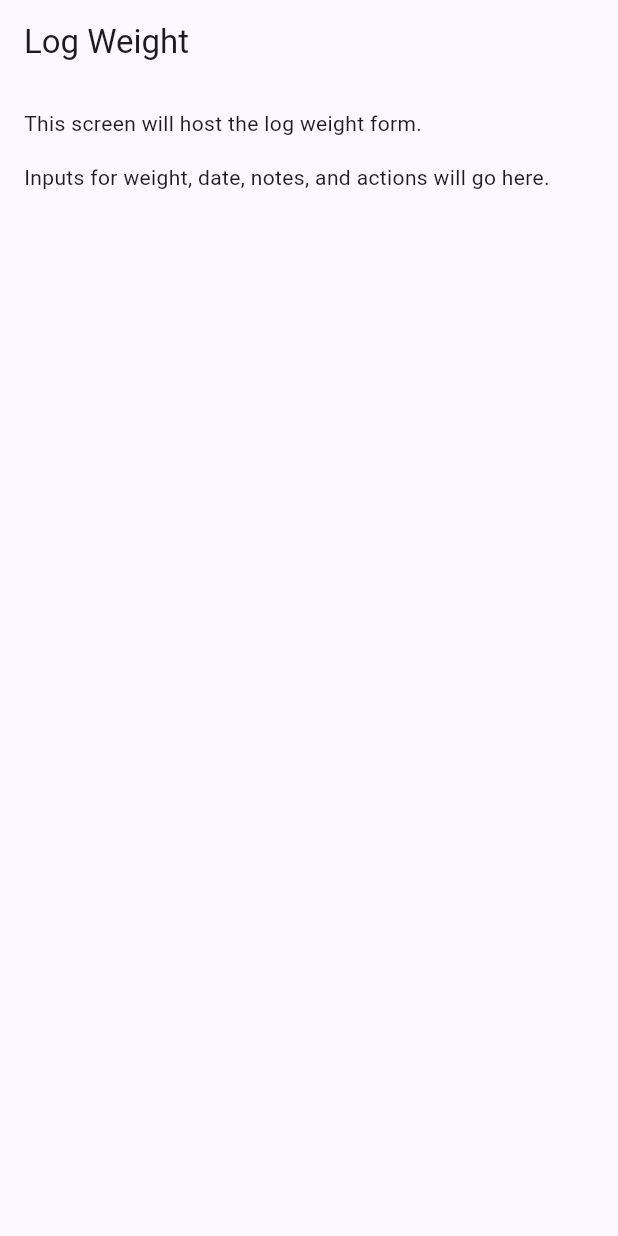
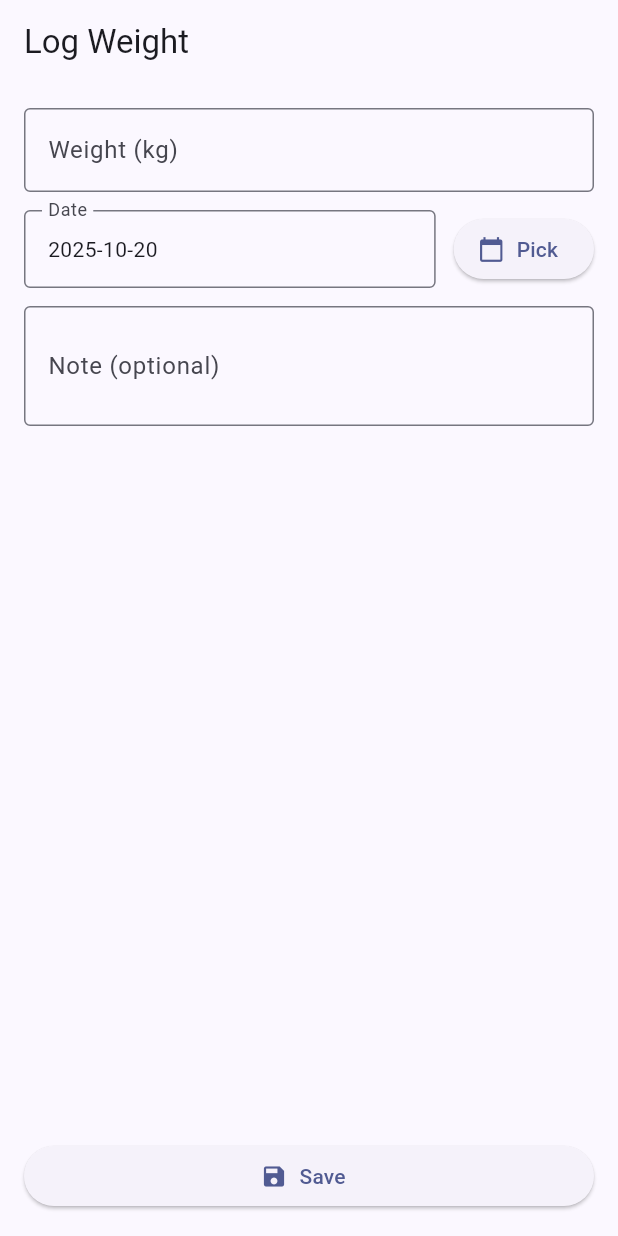
Before and after one commit to shibbys/codex-pilot, a Flutter app: the screen it shows after launch, after a tap on "Log Weight", on a phone screen of 412 x 824 dp. Run offline on Flutter 3.47's test engine with Material 3 defaults, Android fonts, the light colour scheme and no system bars; our stand-ins replace drift, flutter_local_notifications, flutter_riverpod, go_router, permission_handler, shared_preferences and 1 more; accounts and stored records are empty; generated files the repository leaves out were written again.

Commit message:
Weight logging: add DB methods (insert/watch); implement Log Entry form; show latest weight on Dashboard; list entries in History

```diff
--- a/app/lib/data/local/app_database.dart
+++ b/app/lib/data/local/app_database.dart
@@ -21,6 +21,35 @@ class AppDatabase extends _$AppDatabase {
 
   @override
   int get schemaVersion => 1;
+
+  // Weight entries API
+  Future<int> addWeightEntry({
+    required DateTime date,
+    required double weightKg,
+    String? note,
+  }) {
+    return into(weightEntries).insert(
+      WeightEntriesCompanion.insert(
+        entryDate: date,
+        weightKg: weightKg,
+        note: Value(note),
+      ),
+    );
+  }
+
+  Stream<WeightEntriesData?> watchLatestEntry() {
+    final query = (select(weightEntries)
+          ..orderBy([(t) => OrderingTerm.desc(t.entryDate)])
+          ..limit(1))
+        .watchSingleOrNull();
+    return query;
+  }
+
+  Stream<List<WeightEntriesData>> watchAllEntries() {
+    return (select(weightEntries)
+          ..orderBy([(t) => OrderingTerm.desc(t.entryDate)]))
+        .watch();
+  }
 }
 
 LazyDatabase _openConnection() {
--- a/app/lib/features/dashboard/presentation/dashboard_page.dart
+++ b/app/lib/features/dashboard/presentation/dashboard_page.dart
@@ -1,17 +1,26 @@
 import 'package:flutter/material.dart';
+import 'package:flutter_riverpod/flutter_riverpod.dart';
 import 'package:go_router/go_router.dart';
 import '../../history/presentation/history_page.dart';
 import '../../settings/presentation/settings_page.dart';
 import '../../log_entry/presentation/log_entry_page.dart';
+import '../../../data/local/app_database.dart';
 
-class DashboardPage extends StatelessWidget {
+final latestEntryProvider = StreamProvider<WeightEntriesData?>((ref) {
+  final db = ref.watch(appDatabaseProvider);
+  return db.watchLatestEntry();
+});
+
+class DashboardPage extends ConsumerWidget {
   const DashboardPage({super.key});
 
   static const String routePath = '/dashboard';
   static const String routeName = 'dashboard';
 
   @override
-  Widget build(BuildContext context) {
+  Widget build(BuildContext context, WidgetRef ref) {
+    final latest = ref.watch(latestEntryProvider).value;
+    final latestText = latest != null ? '${latest.weightKg.toStringAsFixed(1)} kg' : '-- kg';
     // Current page is Dashboard, keep index fixed to 0.
     const int currentIndex = 0;
 
@@ -28,12 +37,12 @@ class DashboardPage extends StatelessWidget {
       ),
       body: ListView(
         padding: const EdgeInsets.all(16),
-        children: const <Widget>[
-          _SummaryCard(title: 'Today\'s Weight', value: '-- kg'),
-          SizedBox(height: 12),
-          _SummaryCard(title: 'Trend', value: 'No data yet'),
-          SizedBox(height: 12),
-          _SummaryCard(title: 'Goal Progress', value: 'Set a goal to begin'),
+        children: <Widget>[
+          _SummaryCard(title: 'Latest Weight', value: latestText),
+          const SizedBox(height: 12),
+          const _SummaryCard(title: 'Trend', value: 'No data yet'),
+          const SizedBox(height: 12),
+          const _SummaryCard(title: 'Goal Progress', value: 'Set a goal to begin'),
         ],
       ),
       floatingActionButton: FloatingActionButton.extended(
--- a/app/lib/features/log_entry/presentation/log_entry_page.dart
+++ b/app/lib/features/log_entry/presentation/log_entry_page.dart
@@ -1,10 +1,31 @@
 import 'package:flutter/material.dart';
+import 'package:flutter_riverpod/flutter_riverpod.dart';
+import 'package:go_router/go_router.dart';
 
-class LogEntryPage extends StatelessWidget {
+import '../../../data/local/app_database.dart';
+import '../../dashboard/presentation/dashboard_page.dart';
+
+class LogEntryPage extends ConsumerStatefulWidget {
   const LogEntryPage({super.key});
 
   static const String routePath = '/log';
   static const String routeName = 'log-entry';
+
+  @override
+  ConsumerState<LogEntryPage> createState() => _LogEntryPageState();
+}
+
+class _LogEntryPageState extends ConsumerState<LogEntryPage> {
+  final TextEditingController _weightCtrl = TextEditingController();
+  final TextEditingController _noteCtrl = TextEditingController();
+  DateTime _date = DateTime.now();
+
+  @override
+  void dispose() {
+    _weightCtrl.dispose();
+    _noteCtrl.dispose();
+    super.dispose();
+  }
 
   @override
   Widget build(BuildContext context) {
@@ -14,10 +35,82 @@ class LogEntryPage extends StatelessWidget {
         padding: const EdgeInsets.all(16),
         child: Column(
           crossAxisAlignment: CrossAxisAlignment.start,
-          children: const <Widget>[
-            Text('This screen will host the log weight form.'),
-            SizedBox(height: 16),
-            Text('Inputs for weight, date, notes, and actions will go here.'),
+          children: <Widget>[
+            TextField(
+              controller: _weightCtrl,
+              keyboardType: const TextInputType.numberWithOptions(decimal: true),
+              decoration: const InputDecoration(
+                labelText: 'Weight (kg)',
+                hintText: 'e.g., 72.5',
+                border: OutlineInputBorder(),
+              ),
+            ),
+            const SizedBox(height: 12),
+            Row(
+              children: <Widget>[
+                Expanded(
+                  child: InputDecorator(
+                    decoration: const InputDecoration(
+                      labelText: 'Date',
+                      border: OutlineInputBorder(),
+                    ),
+                    child: Text('${_date.year}-${_date.month.toString().padLeft(2, '0')}-${_date.day.toString().padLeft(2, '0')}'),
+                  ),
+                ),
+                const SizedBox(width: 12),
+                ElevatedButton.icon(
+                  onPressed: () async {
+                    final picked = await showDatePicker(
+                      context: context,
+                      initialDate: _date,
+                      firstDate: DateTime(2000),
+                      lastDate: DateTime(2100),
+                    );
+                    if (picked != null) setState(() => _date = picked);
+                  },
+                  icon: const Icon(Icons.calendar_today),
+                  label: const Text('Pick'),
+                ),
+              ],
+            ),
+            const SizedBox(height: 12),
+            TextField(
+              controller: _noteCtrl,
+              maxLines: 2,
+              decoration: const InputDecoration(
+                labelText: 'Note (optional)',
+                border: OutlineInputBorder(),
+              ),
+            ),
+            const Spacer(),
+            SizedBox(
+              width: double.infinity,
+              child: ElevatedButton.icon(
+                onPressed: () async {
+                  final raw = _weightCtrl.text.trim().replaceAll(',', '.');
+                  final weight = double.tryParse(raw);
+                  if (weight == null) {
+                    if (mounted) {
+                      ScaffoldMessenger.of(context).showSnackBar(
+                        const SnackBar(content: Text('Enter a valid weight (e.g., 72.5)')),
+                      );
+                    }
+                    return;
+                  }
+
+                  final db = ref.read(appDatabaseProvider);
+                  await db.addWeightEntry(date: _date, weightKg: weight, note: _noteCtrl.text.trim().isEmpty ? null : _noteCtrl.text.trim());
+
+                  if (!mounted) return;
+                  ScaffoldMessenger.of(context).showSnackBar(
+                    const SnackBar(content: Text('Weight saved')),
+                  );
+                  context.go(DashboardPage.routePath);
+                },
+                icon: const Icon(Icons.save),
+                label: const Text('Save'),
+              ),
+            ),
           ],
         ),
       ),
```
Also changed, not shown: app/lib/features/history/presentation/history_page.dart (+28 -5 lines).
